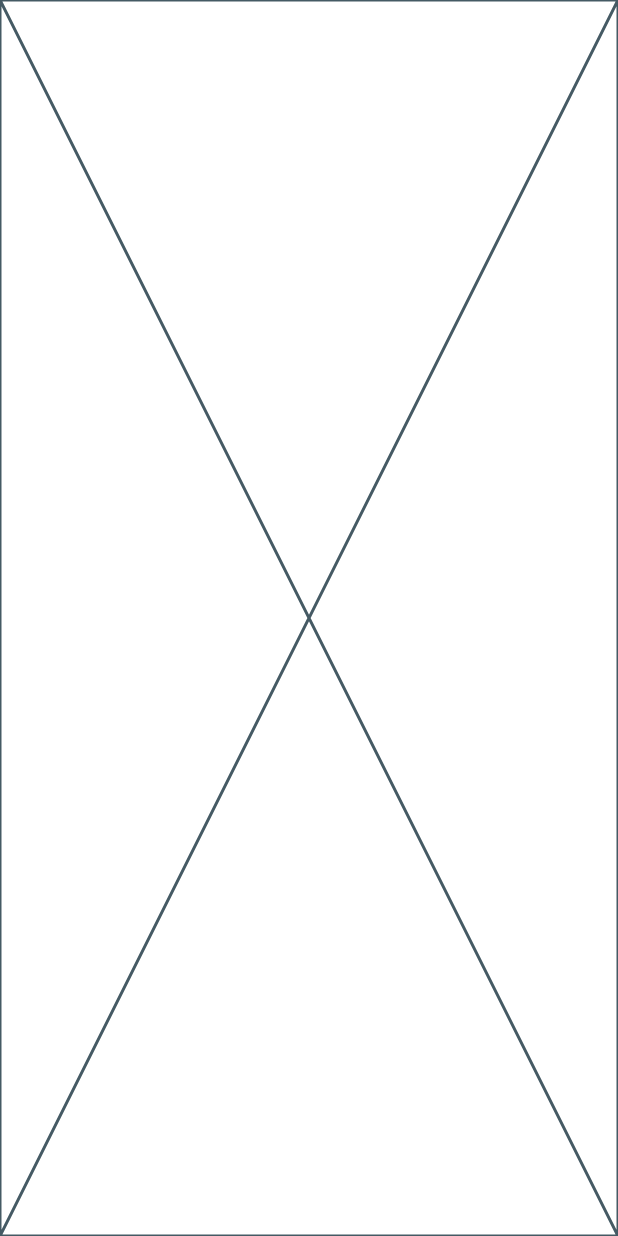
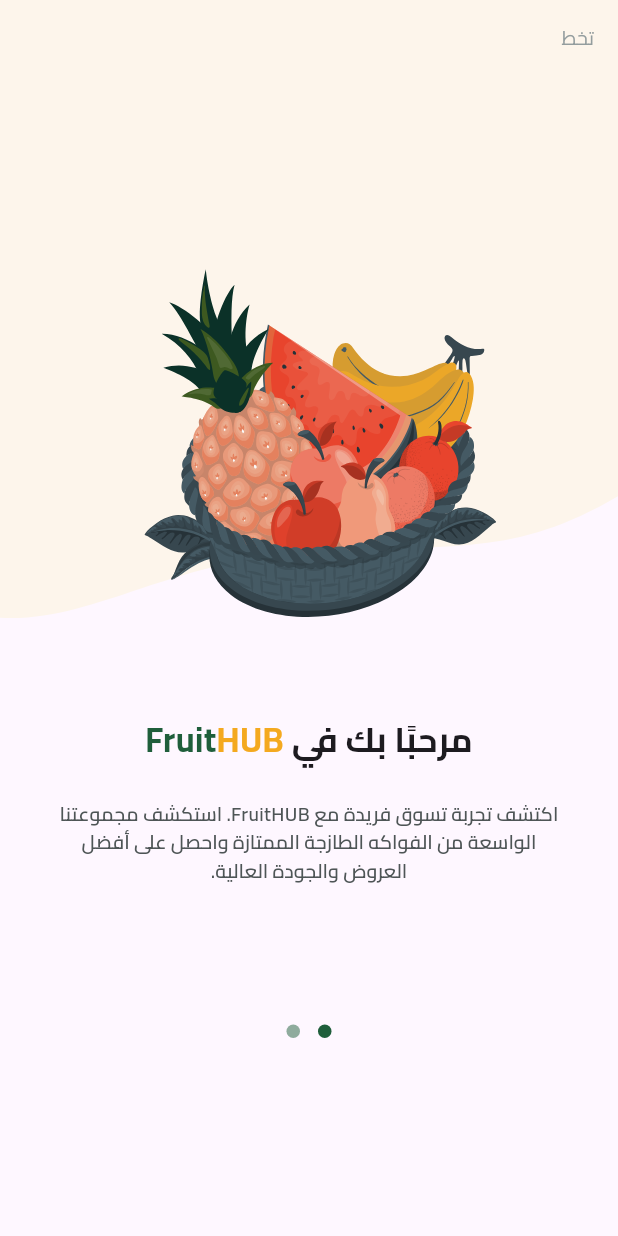
Before and after one commit to mohamedammar2729/Fruity, a Flutter app: the screen it shows after launch, on a phone screen of 412 x 824 dp. Run offline on Flutter 3.47's test engine with Material 3 defaults, Android fonts, the phone set to English and light mode, and no system bars; drawn by our look-alikes of dots_indicator; our stand-ins replace flutter_svg, shared_preferences.

Commit message:
02: onBoarding Screen

```diff
--- /dev/null
+++ b/devtools_options.yaml
@@ -0,0 +1,3 @@
+description: This file stores settings for Dart & Flutter DevTools.
+documentation: https://docs.flutter.dev/tools/devtools/extensions#configure-extension-enablement-states
+extensions:
--- /dev/null
+++ b/lib/constants.dart
@@ -0,0 +1,2 @@
+const kHorizintalPadding = 16.0;
+const kIsOnBoardingViewSeen = "isOnBoardingViewSeen";
--- a/lib/core/helper/on-generate-routes.dart
+++ b/lib/core/helper/on-generate-routes.dart
@@ -1,3 +1,4 @@
+import 'package:ecommerce/features/auth/presentation/views/login_view.dart';
 import 'package:ecommerce/features/on_boarding/presentation/views/on_boarding_view.dart';
 import 'package:ecommerce/features/splash/presentation/views/splash_view.dart';
 import 'package:flutter/material.dart';
@@ -12,6 +13,10 @@ Route<dynamic>? onGenerateRoute(RouteSettings settings) {
       return MaterialPageRoute(
         builder: (context) => const OnBoardingView(),
       );
+      case LoginView.routeName:
+      return MaterialPageRoute(
+        builder: (context) => const LoginView(),
+      );
     default:
       return null;
   }
--- /dev/null
+++ b/lib/core/services/shared_preferences_singleton.dart
@@ -0,0 +1,27 @@
+
+
+import 'package:shared_preferences/shared_preferences.dart';
+
+class Prefs {
+  static late SharedPreferences _instance;
+
+  static Future<void> init() async {
+    _instance = await SharedPreferences.getInstance();
+  }
+
+  static setBool(String key, bool value) {
+    _instance.setBool(key, value);
+  }
+
+  static getBool(String key) {
+    return _instance.getBool(key) ?? false;
+  }
+
+  static setString(String key, String value) async {
+    await _instance.setString(key, value);
+  }
+
+  static getString(String key) {
+    return _instance.getString(key) ?? "";
+  }
+}
--- /dev/null
+++ b/lib/core/utils/app_colors.dart
@@ -0,0 +1,6 @@
+import 'package:flutter/material.dart';
+
+abstract class AppColors {
+  static const Color primaryColor = Color(0xFF1F5E3B);
+  static const Color secondaryColor = Color(0xFFF4A91F);
+}
--- /dev/null
+++ b/lib/core/utils/app_text_styles.dart
@@ -0,0 +1,72 @@
+import 'package:flutter/material.dart';
+
+abstract class TextStyles {
+  static const TextStyle bold13 = TextStyle(
+    fontWeight: FontWeight.bold,
+    fontSize: 13,
+  );
+  static const TextStyle bold23 = TextStyle(
+    fontWeight: FontWeight.bold,
+    fontSize: 23,
+  );
+
+  static const TextStyle semiBold13 = TextStyle(
+    fontWeight: FontWeight.w600,
+    fontSize: 13,
+  );
+
+  static const TextStyle regular13 = TextStyle(
+    fontWeight: FontWeight.normal,
+    fontSize: 13,
+  );
+
+  static const TextStyle bold16 = TextStyle(
+    fontWeight: FontWeight.bold,
+    fontSize: 16,
+  );
+
+  static const TextStyle bold19 = TextStyle(
+    fontWeight: FontWeight.bold,
+    fontSize: 19,
+  );
+
+  static const TextStyle semiBold16 = TextStyle(
+    fontWeight: FontWeight.w600,
+    fontSize: 16,
+  );
+
+  static const TextStyle bold28 = TextStyle(
+    fontWeight: FontWeight.bold,
+    fontSize: 28,
+  );
+
+  static const TextStyle regular22 = TextStyle(
+    fontWeight: FontWeight.normal,
+    fontSize: 22,
+  );
+
+  static const TextStyle semiBold11 = TextStyle(
+    fontWeight: FontWeight.w600,
+    fontSize: 11,
+  );
+
+  static const TextStyle medium15 = TextStyle(
+    fontWeight: FontWeight.w500,
+    fontSize: 15,
+  );
+
+  static const TextStyle regular26 = TextStyle(
+    fontWeight: FontWeight.normal,
+    fontSize: 26,
+  );
+
+  static const TextStyle regular16 = TextStyle(
+    fontWeight: FontWeight.normal,
+    fontSize: 16,
+  );
+
+  static const TextStyle regular11 = TextStyle(
+    fontWeight: FontWeight.normal,
+    fontSize: 11,
+  );
+}
--- /dev/null
+++ b/lib/core/widgets/custom_button.dart
@@ -0,0 +1,32 @@
+import 'package:ecommerce/core/utils/app_colors.dart';
+import 'package:flutter/material.dart';
+
+class CustomButton extends StatelessWidget {
+  const CustomButton({super.key, required this.onPressed, required this.text});
+  final VoidCallback onPressed;
+  final String text;
+  @override
+  Widget build(BuildContext context) {
+    return SizedBox(
+      width: double.infinity,
+      height: 54,
+      child: TextButton(
+        style: TextButton.styleFrom(
+          shape: RoundedRectangleBorder(
+            borderRadius: BorderRadius.circular(
+              16,
+            ),
+          ),
+          backgroundColor: AppColors.primaryColor,
+        ),
+        onPressed: onPressed,
+        child: Text(
+          text,
+          style: const TextStyle(
+            color: Colors.white,
+          ),
+        ),
+      ),
+    );
+  }
+}
--- /dev/null
+++ b/lib/features/auth/presentation/views/login_view.dart
@@ -0,0 +1,10 @@
+import 'package:flutter/material.dart';
+
+class LoginView extends StatelessWidget {
+  const LoginView({super.key});
+static const String routeName = 'login';
+  @override
+  Widget build(BuildContext context) {
+    return const Placeholder();
+  }
+}
--- a/lib/features/on_boarding/presentation/views/on_boarding_view.dart
+++ b/lib/features/on_boarding/presentation/views/on_boarding_view.dart
@@ -1,10 +1,16 @@
 import 'package:flutter/material.dart';
+
+import 'widgets/on_boarding_view_body.dart';
 
 class OnBoardingView extends StatelessWidget {
   const OnBoardingView({super.key});
-static const routeName = 'onBoarding';
+  static const routeName = 'onBoarding';
   @override
   Widget build(BuildContext context) {
-    return const Placeholder();
+    return Scaffold(
+      body: SafeArea(
+        child: OnBoardingViewBody(),
+      ),
+    );
   }
 }
--- /dev/null
+++ b/lib/features/on_boarding/presentation/views/widgets/on_boarding_page_view.dart
@@ -0,0 +1,62 @@
+import 'package:ecommerce/core/utils/app_colors.dart';
+import 'package:ecommerce/core/utils/app_images.dart';
+import 'package:ecommerce/core/utils/app_text_styles.dart';
+import 'package:ecommerce/features/on_boarding/presentation/views/widgets/page_view_item.dart';
+import 'package:flutter/material.dart';
+
+class OnBoardingPageView extends StatelessWidget {
+  const OnBoardingPageView({super.key, required this.pageController});
+
+  final PageController pageController;
+  @override
+  Widget build(BuildContext context) {
+    return PageView(
+      controller: pageController,
+      children: [
+        PageViewItem(
+          isVisible: true,
+          image: Assets.imagesPageViewItem1Image,
+          backgroundImage: Assets.imagesPageViewItem1BackgroundImage,
+          subTitle:
+              'اكتشف تجربة تسوق فريدة مع FruitHUB. استكشف مجموعتنا الواسعة من الفواكه الطازجة الممتازة واحصل على أفضل العروض والجودة العالية.',
+          title: Row(
+            mainAxisAlignment: MainAxisAlignment.center,
+            children: [
+              Text(
+                'مرحبًا بك في',
+                style: TextStyles.bold23,
+              ),
+              Text(
+                ' HUB',
+                style:
+                    TextStyles.bold23.copyWith(color: AppColors.secondaryColor),
+              ),
+              Text(
+                'Fruit',
+                style:
+                    TextStyles.bold23.copyWith(color: AppColors.primaryColor),
+              ),
+            ],
+          ),
+        ),
+        PageViewItem(
+          isVisible: false,
+          image: Assets.imagesPageViewItem2Image,
+          backgroundImage: Assets.imagesPageViewItem2BackgroundImage,
+          subTitle:
+              'نقدم لك أفضل الفواكه المختارة بعناية. اطلع على التفاصيل والصور والتقييمات لتتأكد من اختيار الفاكهة المثالية',
+          title: Text(
+            'إبحث وتسوق',
+            textAlign: TextAlign.center,
+            style: TextStyle(
+              color: const Color(0xFF0C0D0D) /* Grayscale-950 */,
+              fontSize: 23,
+              fontFamily: 'Cairo',
+              fontWeight: FontWeight.w700,
+            ),
+          ),
+        ),
+      ],
+    );
+  }
+}
--- /dev/null
+++ b/lib/features/on_boarding/presentation/views/widgets/on_boarding_view_body.dart
@@ -0,0 +1,82 @@
+import 'package:dots_indicator/dots_indicator.dart';
+import 'package:ecommerce/constants.dart';
+import 'package:ecommerce/core/services/shared_preferences_singleton.dart';
+import 'package:ecommerce/core/utils/app_colors.dart';
+import 'package:ecommerce/core/widgets/custom_button.dart';
+import 'package:ecommerce/features/auth/presentation/views/login_view.dart';
+import 'package:ecommerce/features/on_boarding/presentation/views/widgets/on_boarding_page_view.dart';
+import 'package:flutter/material.dart';
+
+class OnBoardingViewBody extends StatefulWidget {
+  const OnBoardingViewBody({super.key});
+
+  @override
+  State<OnBoardingViewBody> createState() => _OnBoardingViewBodyState();
+}
+
+class _OnBoardingViewBodyState extends State<OnBoardingViewBody> {
+  late PageController pageController;
+  var currentPage = 0;
+  @override
+  void initState() {
+    super.initState();
+    pageController = PageController();
+    pageController.addListener(() {
+      currentPage = pageController.page!.round();
+      setState(() {});
+    });
+  }
+
+  @override
+  void dispose() {
+    pageController.dispose();
+    super.dispose();
+  }
+
+  @override
+  Widget build(BuildContext context) {
+    return Column(
+      children: [
+        Expanded(
+          child: OnBoardingPageView(
+            pageController: pageController,
+          ),
+        ),
+        DotsIndicator(
+          dotsCount: 2,
+          decorator: DotsDecorator(
+            activeColor: AppColors.primaryColor,
+            color: currentPage == 1
+                ? AppColors.primaryColor
+                : AppColors.primaryColor.withValues(alpha: 0.5),
+          ),
+        ),
+        const SizedBox(
+          height: 29,
+        ),
+        Visibility(
+          visible: currentPage == 1 ? true : false,
+          maintainSize: true,
+          maintainAnimation: true,
+          maintainState: true,
+          child: Padding(
+            padding: EdgeInsets.symmetric(
+              horizontal: kHorizintalPadding,
+            ),
+            child: CustomButton(
+                onPressed: () {
+
+                  Prefs.setBool(kIsOnBoardingViewSeen, true);
+                  Navigator.of(context)
+                      .pushReplacementNamed(LoginView.routeName);
+                },
+                text: "إبدأ الأن"),
+          ),
+        ),
+        const SizedBox(
+          height: 43,
+        ),
+      ],
+    );
+  }
+}
--- /dev/null
+++ b/lib/features/on_boarding/presentation/views/widgets/page_view_item.dart
@@ -0,0 +1,80 @@
+import 'package:ecommerce/constants.dart';
+import 'package:ecommerce/core/services/shared_preferences_singleton.dart';
+import 'package:ecommerce/core/utils/app_text_styles.dart';
+import 'package:ecommerce/features/auth/presentation/views/login_view.dart';
+import 'package:flutter/material.dart';
+import 'package:flutter_svg/flutter_svg.dart';
+
+class PageViewItem extends StatelessWidget {
+  const PageViewItem(
+      {super.key,
+      required this.image,
+      required this.backgroundImage,
+      required this.subTitle,
+      required this.title,
+      this.isVisible = false});
+
+  final String image, backgroundImage;
+  final String subTitle;
+  final Widget title;
+  final bool isVisible;
+
+  @override
+  Widget build(BuildContext context) {
+    return Column(
+      children: [
+        SizedBox(
+          width: double.infinity,
+          height: MediaQuery.sizeOf(context).height * 0.5,
+          child: Stack(
+            children: [
+              Positioned.fill(
+                child: SvgPicture.asset(backgroundImage, fit: BoxFit.fill),
+              ),
+              Positioned(
+                bottom: 0,
+                left: 0,
+                right: 0,
+                child: SvgPicture.asset(
+                  image,
+                ),
+              ),
+              Visibility(
+                visible: isVisible,
+                child: GestureDetector(
+                  onTap: () {
+                    // Handle skip action
+                    Prefs.setBool(kIsOnBoardingViewSeen, true);
+                    Navigator.of(context).pushReplacementNamed(LoginView.routeName);
+                  },
+                  child: Padding(
+                    padding: const EdgeInsets.all(16.0),
+                    child: Text(
+                      "تخط",
+                      style: TextStyles.regular13.copyWith(
+                        color: const Color(0xFF949D9E),
+                      ),
+                    ),
+                  ),
+                ),
+              ),
+            ],
+          ),
+        ),
+        const SizedBox(height: 64),
+        title,
+        const SizedBox(height: 24),
+        Padding(
+          padding: const EdgeInsets.symmetric(horizontal: 37.0),
+          child: Text(
+            subTitle,
+            textAlign: TextAlign.center,
+            style: TextStyles.semiBold13.copyWith(
+              color: const Color(0xFF4E5556),
+            ),
+          ),
+        )
+      ],
+    );
+  }
+}
--- a/lib/features/splash/presentation/views/widgets/splash_view_body.dart
+++ b/lib/features/splash/presentation/views/widgets/splash_view_body.dart
@@ -1,4 +1,7 @@
+import 'package:ecommerce/constants.dart';
+import 'package:ecommerce/core/services/shared_preferences_singleton.dart';
 import 'package:ecommerce/core/utils/app_images.dart';
+import 'package:ecommerce/features/auth/presentation/views/login_view.dart';
 import 'package:ecommerce/features/on_boarding/presentation/views/on_boarding_view.dart';
 import 'package:flutter/material.dart';
 import 'package:flutter_svg/flutter_svg.dart';
@@ -11,7 +14,6 @@ class SplashViewBody extends StatefulWidget {
 }
 
 class _SplashViewBodyState extends State<SplashViewBody> {
-
   @override
   void initState() {
     super.initState();
@@ -25,7 +27,7 @@ class _SplashViewBodyState extends State<SplashViewBody> {
       crossAxisAlignment: CrossAxisAlignment.stretch,
       children: [
         Row(
-          mainAxisAlignment: MainAxisAlignment.start,
+          mainAxisAlignment: MainAxisAlignment.end,
           children: [
             SvgPicture.asset(Assets.imagesPlant),
           ],
@@ -37,8 +39,14 @@ class _SplashViewBodyState extends State<SplashViewBody> {
   }
 
   void executeNavigation() {
+    bool isOnBoardingViewSeen = Prefs.getBool(kIsOnBoardingViewSeen);
+
     Future.delayed(const Duration(seconds: 3), () {
-      Navigator.pushReplacementNamed(context, OnBoardingView.routeName);
+      if (isOnBoardingViewSeen) {
+        Navigator.pushReplacementNamed(context, LoginView.routeName);
+      } else {
+        Navigator.pushReplacementNamed(context, OnBoardingView.routeName);
+      }
     });
   }
 }
--- /dev/null
+++ b/lib/l10n/intl_ar.arb
@@ -0,0 +1 @@
+{}
--- /dev/null
+++ b/lib/l10n/intl_en.arb
@@ -0,0 +1 @@
+{}
--- a/lib/main.dart
+++ b/lib/main.dart
@@ -1,9 +1,15 @@
 import 'package:ecommerce/core/helper/on-generate-routes.dart';
+import 'package:ecommerce/core/services/shared_preferences_singleton.dart';
+
 import 'package:flutter/material.dart';
+import 'package:flutter_localizations/flutter_localizations.dart';
 
 import 'features/splash/presentation/views/splash_view.dart';
+import 'generated/l10n.dart';
 
-void main() {
+void main() async {
+  WidgetsFlutterBinding.ensureInitialized();
+  await Prefs.init();
   runApp(const FruitHub());
 }
 
@@ -13,6 +19,17 @@ class FruitHub extends StatelessWidget {
   @override
   Widget build(BuildContext context) {
     return MaterialApp(
+      theme: ThemeData(
+        fontFamily: 'Cairo',
+      ),
+      localizationsDelegates: [
+        S.delegate,
+        GlobalMaterialLocalizations.delegate,
+        GlobalWidgetsLocalizations.delegate,
+        GlobalCupertinoLocalizations.delegate,
+      ],
+      supportedLocales: S.delegate.supportedLocales,
+      locale: const Locale('ar'),
       onGenerateRoute: onGenerateRoute,
       initialRoute: SplashView.routeName,
       debugShowCheckedModeBanner: false,
```
Also changed, not shown: pubspec.yaml (+21 -28 lines), lib/generated/intl/messages_all.dart (added), lib/generated/intl/messages_ar.dart (added), lib/generated/intl/messages_en.dart (added), lib/generated/l10n.dart (added), pubspec.lock, 2 other files.
